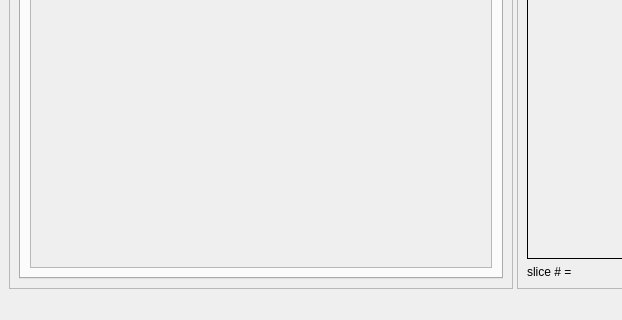
Old version of the form lession_editor_GUI_tab.ui in the repository mazoku/lesion_editor; both pictures show x 0 to 622 and y 488 to 808 of the 1133 by 808 pixel window.
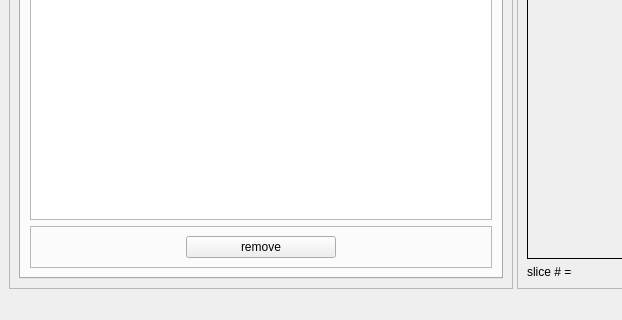
New version of the form. The open tabs and pages were chosen to show the change. Icons and pictures are not drawn.

Commit message: Working on table view - will show localized objects. TODO: navigate to the object that is selected

Patch:
```diff
--- a/lession_editor_GUI_tab.ui
+++ b/lession_editor_GUI_tab.ui
@@ -1513,26 +1513,38 @@
              </widget>
             </item>
             <item>
-             <widget class="QScrollArea" name="scrollArea">
-              <property name="sizePolicy">
-               <sizepolicy hsizetype="Preferred" vsizetype="Expanding">
-                <horstretch>0</horstretch>
-                <verstretch>0</verstretch>
-               </sizepolicy>
+             <widget class="QTableView" name="objects_TV">
+              <property name="editTriggers">
+               <set>QAbstractItemView::NoEditTriggers</set>
               </property>
-              <property name="widgetResizable">
-               <bool>true</bool>
+              <property name="selectionBehavior">
+               <enum>QAbstractItemView::SelectRows</enum>
               </property>
-              <widget class="QWidget" name="scrollAreaWidgetContents">
-               <property name="geometry">
-                <rect>
-                 <x>0</x>
-                 <y>0</y>
-                 <width>445</width>
-                 <height>512</height>
-                </rect>
-               </property>
-              </widget>
+             </widget>
+            </item>
+            <item>
+             <widget class="QFrame" name="frame_13">
+              <property name="frameShape">
+               <enum>QFrame::StyledPanel</enum>
+              </property>
+              <property name="frameShadow">
+               <enum>QFrame::Raised</enum>
+              </property>
+              <layout class="QHBoxLayout" name="horizontalLayout_15">
+               <item>
+                <widget class="QPushButton" name="remove_obj_BTN">
+                 <property name="maximumSize">
+                  <size>
+                   <width>150</width>
+                   <height>16777215</height>
+                  </size>
+                 </property>
+                 <property name="text">
+                  <string>remove</string>
+                 </property>
+                </widget>
+               </item>
+              </layout>
              </widget>
             </item>
            </layout>
```
Left out of the diff: 2 changed lines with no effect on the pictures. The commit also changes 6 other files.
